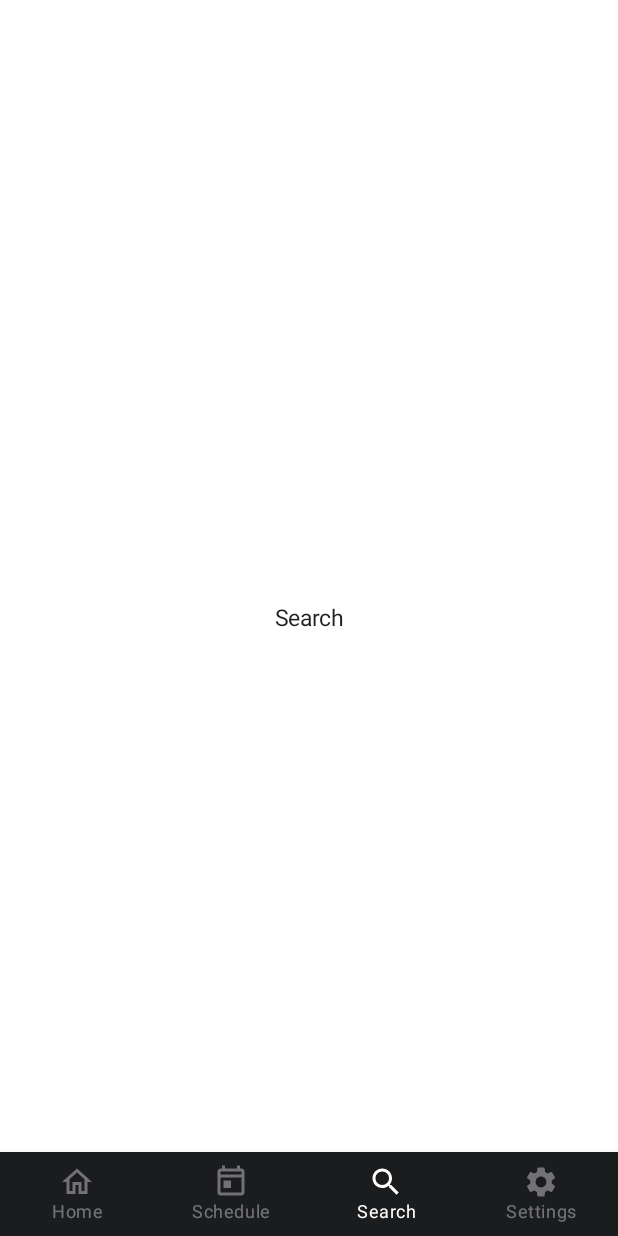
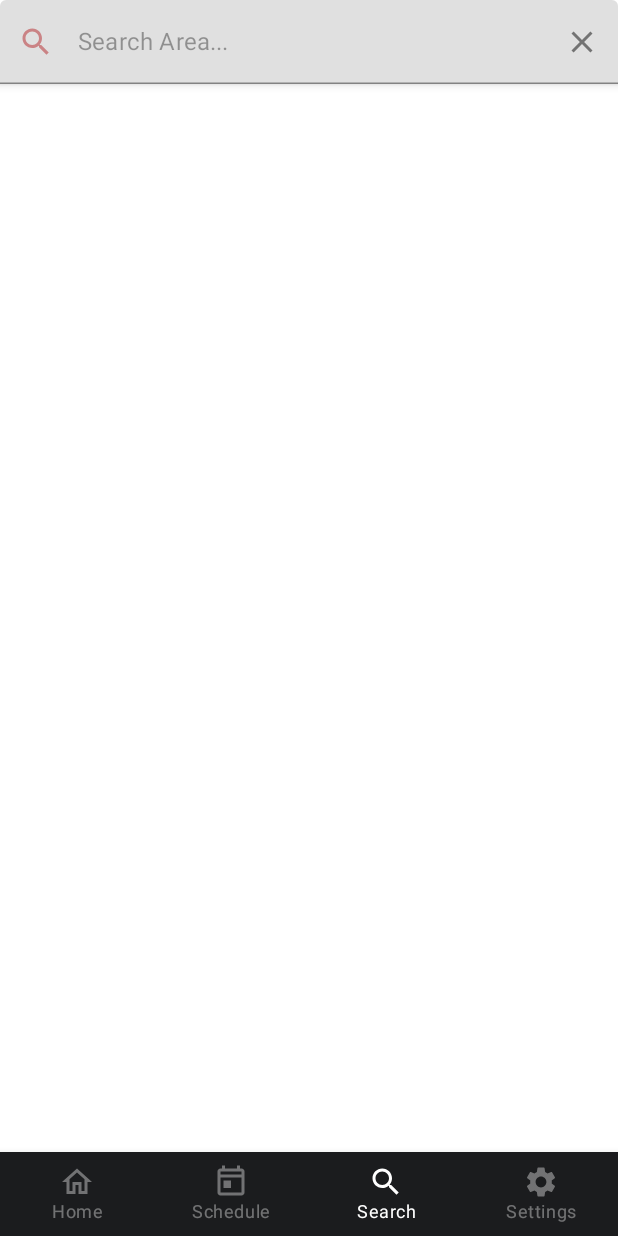
Before and after one commit to GISSIAH/Blackout-v2, an Android app built with Jetpack Compose: the MainActivity screen opened directly, with no data from a screen before it, item 3 of the bottom bar chosen, on a phone screen of 412 x 824 dp. Run offline under Robolectric (Android 15) with nearby library versions, the phone set to English and light mode, and no system bars; our stand-ins replace accompanist; 1 statement that could not run was skipped.

Commit message:
added search bar in search screen

```diff
--- a/app/src/main/java/com/example/bottomnavbardemo/screens/Map.kt
+++ b/app/src/main/java/com/example/bottomnavbardemo/screens/Map.kt
@@ -1,54 +1,139 @@
 package com.example.bottomnavbardemo.screens
 
+
+import android.util.Log
 import android.widget.Toast
-import androidx.compose.foundation.background
-import androidx.compose.foundation.layout.Box
-import androidx.compose.foundation.layout.fillMaxSize
-import androidx.compose.foundation.layout.size
-import androidx.compose.foundation.shape.RoundedCornerShape
-import androidx.compose.material.MaterialTheme
-import androidx.compose.material.Text
+import androidx.compose.foundation.layout.*
+import androidx.compose.foundation.text.KeyboardActions
+import androidx.compose.foundation.text.KeyboardOptions
+import androidx.compose.material.*
+import androidx.compose.material.icons.Icons
+import androidx.compose.material.icons.outlined.Close
+import androidx.compose.material.icons.outlined.Search
 import androidx.compose.runtime.Composable
+import androidx.compose.runtime.getValue
 import androidx.compose.ui.Alignment
 import androidx.compose.ui.Modifier
-import androidx.compose.ui.draw.clip
+import androidx.compose.ui.draw.alpha
+
 import androidx.compose.ui.graphics.Color
-import androidx.compose.ui.text.font.FontWeight
+import androidx.compose.ui.platform.LocalContext
+import androidx.compose.ui.text.TextStyle
+import androidx.compose.ui.text.input.ImeAction
+
 import androidx.compose.ui.tooling.preview.Preview
 import androidx.compose.ui.unit.dp
-import com.example.bottomnavbardemo.api.ServiceBuilder
-import com.example.bottomnavbardemo.components.MapComponent
-import com.example.loadshedding.models.allSchedule
-import com.google.android.gms.maps.model.CameraPosition
-import com.google.android.gms.maps.model.LatLng
-import com.google.android.gms.maps.model.MarkerOptions
-import com.google.android.gms.maps.model.PolygonOptions
-import com.google.gson.Gson
-import com.google.maps.android.compose.GoogleMap
-import com.google.maps.android.compose.Marker
-import com.google.maps.android.compose.MarkerState
-import com.google.maps.android.compose.rememberCameraPositionState
-import org.json.JSONObject
-import retrofit2.Call
-import retrofit2.Callback
-import retrofit2.Response
+import com.example.bottomnavbardemo.ui.theme.Gray700
+import com.example.bottomnavbardemo.ui.theme.Red
+import com.example.bottomnavbardemo.viewModels.SearchViewModel
+
 
 @Composable
 fun MapScreen() {
+
+
         Box(
             modifier = Modifier.fillMaxSize(),
-            contentAlignment = Alignment.Center
         ){
-            Text(text = "Search")
+            TopBar(searchViewModel = SearchViewModel() )
 
         }
 
     }
 
 
+@Composable
+fun TopBar(searchViewModel:SearchViewModel){
+    val searchWidgetState by searchViewModel.searchWidgetState
+    val searchTextState by searchViewModel.searchTextState
+    val context = LocalContext.current
+    Column(modifier=Modifier.fillMaxWidth()) {
+        SearchBar(
+            text = searchTextState,
+            onTextChange ={
+                          searchViewModel.updateSearchTextState(it)
+            },
+            onCloseClicked = {
+                             searchViewModel.updateSearchTextState("")
+            },
+            onSearchClicked = {
+                Toast.makeText(context, "Searched $it", Toast.LENGTH_SHORT).show()
+                Log.d("Search clicked",it)
+            }
+
+        )
+    }
+
+}
+
+@Composable
+fun SearchBar(
+    text:String,
+    onTextChange: (String)-> Unit,
+    onCloseClicked : ()-> Unit,
+    onSearchClicked : (String) -> Unit
+){
+    Surface(modifier = Modifier
+        .fillMaxWidth()
+        .height(56.dp),
+        elevation = AppBarDefaults.TopAppBarElevation,
+        color = Color.White
+    ) {
+        TextField(modifier = Modifier.fillMaxWidth()
+            ,value=text,
+            onValueChange = {
+                onTextChange(it)
+            },
+            placeholder = {
+                Text(
+                    modifier = Modifier.alpha((ContentAlpha.medium))
+                    ,text = "Search Area..."
+                )
+            },
+            textStyle = TextStyle(fontSize = MaterialTheme.typography.subtitle1.fontSize),
+            singleLine = true,
+            leadingIcon = {
+                IconButton(
+                    modifier=Modifier.alpha(ContentAlpha.medium),
+                    onClick = {onSearchClicked(text)}) {
+                    Icon(imageVector = Icons.Outlined.Search,contentDescription = "Search Icon",tint= Red)
+                }
+            },
+            trailingIcon = {
+                IconButton(
+                    modifier=Modifier.alpha(ContentAlpha.medium),
+                    onClick = {
+                        if(text.isNotEmpty()){
+                            onTextChange("")
+                        }else{
+                            onCloseClicked()
+                        }
+                    }) {
+                    Icon(imageVector = Icons.Outlined.Close,contentDescription = "Close Icon",tint= Gray700)
+                }
+            },
+            keyboardOptions = KeyboardOptions(
+                imeAction = ImeAction.Search
+            ),
+            keyboardActions = KeyboardActions(
+                onSearch = {
+                    onSearchClicked(text)
+                }
+            )
+            )
+
+    }
+
+}
 
 @Composable
 @Preview
-fun ProfileScreenPreview() {
-    MapScreen()
+fun SearchBarPreview(){
+    SearchBar(
+        text = "Some Random",
+        onTextChange ={},
+        onCloseClicked = {},
+        onSearchClicked = {}
+
+    )
 }
--- /dev/null
+++ b/app/src/main/java/com/example/bottomnavbardemo/viewModels/SearchViewModel.kt
@@ -0,0 +1,24 @@
+package com.example.bottomnavbardemo.viewModels
+import androidx.compose.runtime.MutableState
+import androidx.compose.runtime.State
+import androidx.compose.runtime.mutableStateOf
+import androidx.lifecycle.ViewModel
+import com.example.bottomnavbardemo.widgets.SearchWidgetState
+
+class SearchViewModel : ViewModel() {
+    private val _searchWidgetState: MutableState<SearchWidgetState> =
+        mutableStateOf(value = SearchWidgetState.OPENED)
+    val searchWidgetState: State<SearchWidgetState> = _searchWidgetState
+
+    private val _searchTextState: MutableState<String> =
+        mutableStateOf(value = "")
+    val searchTextState: State<String> = _searchTextState
+
+    fun updateSearchWidgetState(newValue: SearchWidgetState) {
+        _searchWidgetState.value = newValue
+    }
+
+    fun updateSearchTextState(newValue: String) {
+        _searchTextState.value = newValue
+    }
+}
--- /dev/null
+++ b/app/src/main/java/com/example/bottomnavbardemo/widgets/SearchWidgetState.kt
@@ -0,0 +1,6 @@
+package com.example.bottomnavbardemo.widgets
+
+enum class SearchWidgetState {
+    OPENED
+
+}
```
